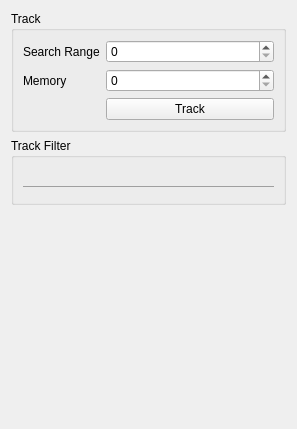
The window that src/napari_intensity_step_detection/ui/tracking_widget.ui (zeroth/napari-intensity-step-detection) describes before a commit, drawn with Qt 5.
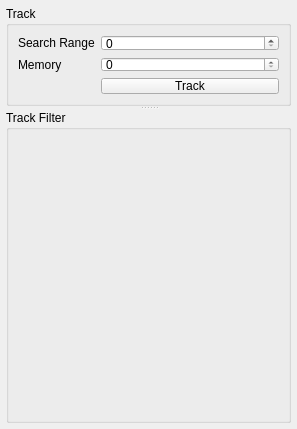
The same window after the commit. Custom widgets are drawn as their Qt base class.

What changed in the file:
```diff
--- a/src/napari_intensity_step_detection/ui/tracking_widget.ui
+++ b/src/napari_intensity_step_detection/ui/tracking_widget.ui
@@ -14,8 +14,39 @@
    <string>Widget</string>
   </property>
   <layout class="QVBoxLayout" name="verticalLayout_4">
+   <property name="spacing">
+    <number>4</number>
+   </property>
+   <property name="leftMargin">
+    <number>6</number>
+   </property>
+   <property name="topMargin">
+    <number>6</number>
+   </property>
+   <property name="rightMargin">
+    <number>6</number>
+   </property>
+   <property name="bottomMargin">
+    <number>6</number>
+   </property>
    <item>
+    <widget class="QSplitter" name="splitter">
+     <property name="maximumSize">
+      <size>
+       <width>16777215</width>
+       <height>16777215</height>
+      </size>
+     </property>
+     <property name="orientation">
+      <enum>Qt::Vertical</enum>
+     </property>
     <widget class="QGroupBox" name="grTrack">
+      <property name="maximumSize">
+       <size>
+        <width>16777215</width>
+        <height>100</height>
+       </size>
+      </property>
      <property name="title">
       <string>Track</string>
      </property>
@@ -53,8 +84,6 @@
       </item>
      </layout>
     </widget>
-   </item>
-   <item>
     <widget class="QGroupBox" name="grFilter">
      <property name="sizePolicy">
       <sizepolicy hsizetype="Expanding" vsizetype="Preferred">
@@ -65,62 +94,36 @@
      <property name="title">
       <string>Track Filter</string>
      </property>
-     <layout class="QVBoxLayout" name="verticalLayout_2">
-      <item>
-       <widget class="HistogramWidget" name="flHistogram" native="true">
-        <property name="sizePolicy">
-         <sizepolicy hsizetype="Expanding" vsizetype="Preferred">
-          <horstretch>0</horstretch>
-          <verstretch>0</verstretch>
-         </sizepolicy>
-        </property>
-        <property name="maximumSize">
-         <size>
-          <width>16777215</width>
-          <height>300</height>
-         </size>
-        </property>
-       </widget>
-      </item>
-      <item>
        <layout class="QVBoxLayout" name="verticalLayout">
         <item>
-         <layout class="QHBoxLayout" name="horizontalLayout">
-          <item>
-           <widget class="HRangeSlider" name="slFilter" native="true"/>
-          </item>
-         </layout>
-        </item>
-       </layout>
-      </item>
-      <item>
-       <widget class="QLabel" name="label_4">
-        <property name="frameShape">
-         <enum>QFrame::NoFrame</enum>
-        </property>
-        <property name="text">
-         <string>&lt;hr/&gt;</string>
-        </property>
-        <property name="textFormat">
-         <enum>Qt::RichText</enum>
-        </property>
-       </widget>
-      </item>
-     </layout>
-    </widget>
-   </item>
+        <widget class="HistogramWidget" name="flHistogram" native="true">
+         <property name="sizePolicy">
+          <sizepolicy hsizetype="Expanding" vsizetype="Preferred">
+           <horstretch>0</horstretch>
+           <verstretch>0</verstretch>
+          </sizepolicy>
+         </property>
+         <property name="maximumSize">
+          <size>
+           <width>16777215</width>
+           <height>16777215</height>
+          </size>
+         </property>
+        </widget>
+       </item>
    <item>
-    <spacer name="verticalSpacer">
-     <property name="orientation">
-      <enum>Qt::Vertical</enum>
-     </property>
-     <property name="sizeHint" stdset="0">
+        <widget class="HRangeSlider" name="slFilter" native="true">
+         <property name="maximumSize">
       <size>
-       <width>20</width>
-       <height>210</height>
-      </size>
-     </property>
-    </spacer>
+           <width>16777215</width>
+           <height>100</height>
+          </size>
+         </property>
+        </widget>
+       </item>
+      </layout>
+     </widget>
+    </widget>
    </item>
   </layout>
  </widget>
```
Lines whose indentation alone changed are shown as unchanged.
